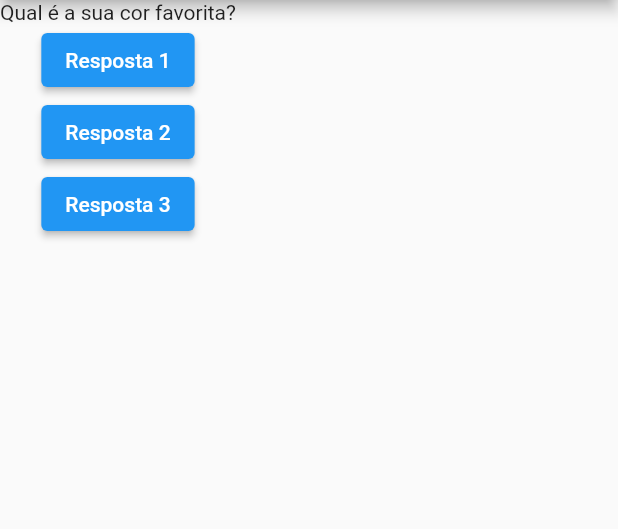
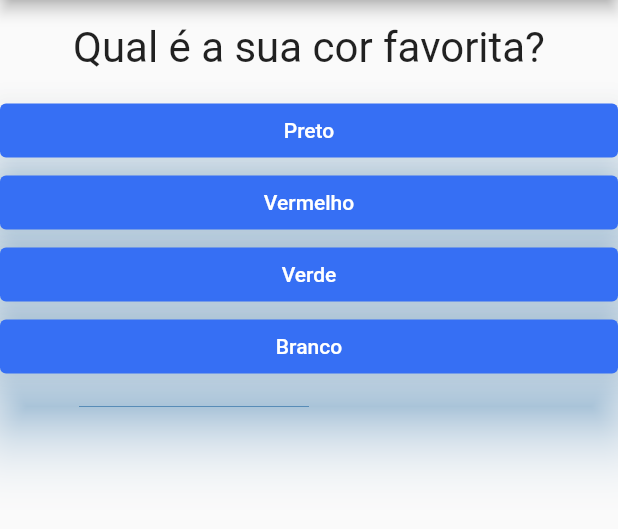
Before and after one commit to JhollRibeiro/Curso-Fluter-Cod3r, a Flutter app: the screen it shows after launch, on a phone screen of 412 x 824 dp, the part 84-613 px from its top. Run offline on Flutter 3.47's test engine with Material 2 defaults, Android fonts, the phone set to English and light mode, and no system bars.

Commit message:
Aulas 42 - 56

```diff
--- a/lib/main.dart
+++ b/lib/main.dart
@@ -1,74 +1,74 @@
 import 'package:flutter/material.dart';
+import 'package:projeto_perguntas/resposta.dart';
+import './questao.dart';
 
 void main() {
-  runApp(PerguntaApp());
+  runApp(const PerguntaApp());
 }
 
-class PerguntaAppState extends State<PerguntaApp> {
-  var perguntaSelecionada = 0;
+class _PerguntaAppState extends State<PerguntaApp> {
+  var _perguntaSelecionada = 0;
+  final List<Map<String, Object>> _perguntas = const [
+    {
+      'texto': 'Qual é a sua cor favorita?',
+      'respostas': ['Preto', 'Vermelho', 'Verde', 'Branco']
+    },
+    {
+      'texto': 'Qual é o seu animal favorito?',
+      'respostas': ['Coelho', 'Cobra', 'Elefante', 'Leão']
+    },
+    {
+      'texto': 'Qual é o seu instrutor favorito?',
+      'respostas': ['Maria', 'João', 'Leo', 'Pedro']
+    },
+  ];
 
-  void responder() {
-    setState(() {
-      perguntaSelecionada++;
-    });
-    print(perguntaSelecionada);
+  void _responder() {
+    if (temPerguntaSelecionada) {
+      setState(() {
+        _perguntaSelecionada++;
+      });
+    }
+  }
+
+  bool get temPerguntaSelecionada {
+    return _perguntaSelecionada < _perguntas.length;
   }
 
   @override
   Widget build(BuildContext context) {
-    final List<String> perguntas = [
-      "Qual é a sua cor favorita?",
-      "Qual é o seu animal favorito?",
-    ];
+    List<String> respostas = temPerguntaSelecionada
+        ? _perguntas[_perguntaSelecionada].cast()['respostas']
+        : [];
 
     return MaterialApp(
       home: Scaffold(
         appBar: AppBar(
           title: const Text("Perguntas"),
         ),
-        body: Column(
-          children: <Widget>[
-            Text(perguntas[perguntaSelecionada]),
-            ElevatedButton(
-                /*style: ElevatedButton.styleFrom(
-                backgroundColor: Color.fromARGB(255, 54, 111, 244),
-                disabledForegroundColor: Colors.green.withOpacity(0.38),
-                disabledBackgroundColor: Colors.green.withOpacity(0.12),
-                elevation: 20,
-                shadowColor: Colors.blue,
-              ),*/
-                onPressed: responder,
-                child: const Text("Resposta 1")),
-            ElevatedButton(
-                /*style: ElevatedButton.styleFrom(
-                backgroundColor: Color.fromARGB(255, 54, 111, 244),
-                disabledForegroundColor: Colors.green.withOpacity(0.38),
-                disabledBackgroundColor: Colors.green.withOpacity(0.12),
-                elevation: 20,
-                shadowColor: Colors.blue,
-              ),*/
-                onPressed: responder,
-                child: const Text("Resposta 2")),
-            ElevatedButton(
-                /*style: ElevatedButton.styleFrom(
-                backgroundColor: Color.fromARGB(255, 54, 111, 244),
-                disabledForegroundColor: Colors.green.withOpacity(0.38),
-                disabledBackgroundColor: Colors.green.withOpacity(0.12),
-                elevation: 20,
-                shadowColor: Colors.blue,
-              ),*/
-                onPressed: responder,
-                child: const Text("Resposta 3"))
-          ],
-        ),
+        body: temPerguntaSelecionada
+            ? Column(
+                children: <Widget>[
+                  Questao(_perguntas[_perguntaSelecionada]['texto'].toString()),
+                  ...respostas.map((t) => Resposta(t, _responder)).toList(),
+                ],
+              )
+            : const Center(
+                child: Text(
+                  'Parabéns!',
+                  style: TextStyle(fontSize: 28),
+                ),
+              ),
       ),
     );
   }
 }
 
 class PerguntaApp extends StatefulWidget {
+  const PerguntaApp({super.key});
+
   @override
-  PerguntaAppState createState() {
-    return PerguntaAppState();
+  _PerguntaAppState createState() {
+    return _PerguntaAppState();
   }
 }
--- /dev/null
+++ b/lib/questao.dart
@@ -0,0 +1,20 @@
+import 'package:flutter/material.dart';
+
+class Questao extends StatelessWidget {
+  final String texto;
+
+  const Questao(this.texto, {super.key});
+
+  @override
+  Widget build(BuildContext context) {
+    return Container(
+      width: double.infinity,
+      margin: const EdgeInsets.all(15),
+      child: Text(
+        texto,
+        style: const TextStyle(fontSize: 28),
+        textAlign: TextAlign.center,
+      ),
+    );
+  }
+}
--- /dev/null
+++ b/lib/resposta.dart
@@ -0,0 +1,28 @@
+import 'package:flutter/material.dart';
+
+class Resposta extends StatelessWidget {
+  final String texto;
+  final void Function() quandoSelecionado;
+
+  const Resposta(this.texto, this.quandoSelecionado, {super.key});
+
+  @override
+  Widget build(BuildContext context) {
+    return SizedBox(
+      width: double.infinity,
+      child: ElevatedButton(
+        style: ElevatedButton.styleFrom(
+          backgroundColor: const Color.fromARGB(255, 54, 111, 244),
+          disabledForegroundColor:
+              const Color.fromARGB(255, 122, 122, 122).withOpacity(0.38),
+          disabledBackgroundColor:
+              const Color.fromARGB(255, 122, 122, 122).withOpacity(0.12),
+          elevation: 20,
+          shadowColor: Colors.blue,
+        ),
+        onPressed: quandoSelecionado,
+        child: Text(texto),
+      ),
+    );
+  }
+}
```
